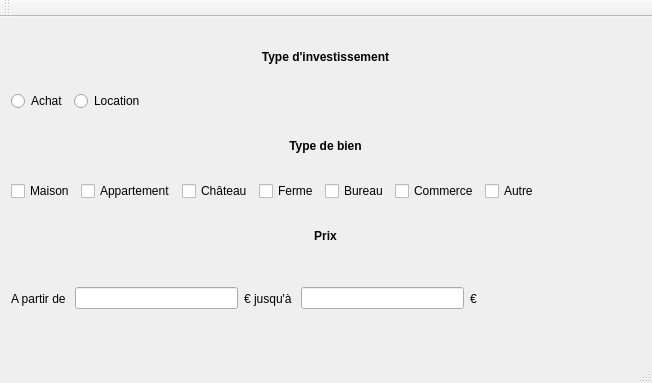
The window that mainwindow.ui (Stygmates/Gestionax) describes before a commit, drawn with Qt 5.
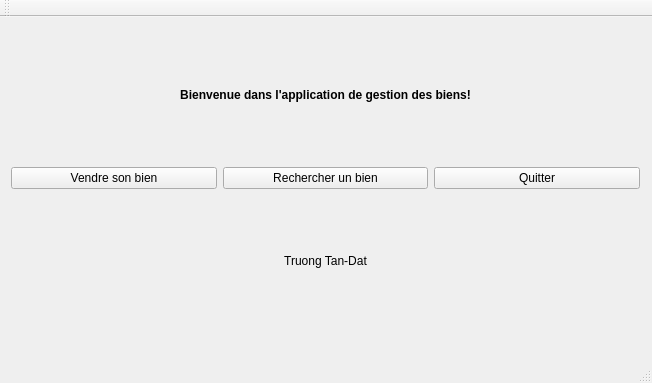
The same window after the commit.

Diff of the .ui file:
```diff
--- a/mainwindow.ui
+++ b/mainwindow.ui
@@ -25,9 +25,7 @@
     </property>
     <layout class="QVBoxLayout" name="mainVerticalLayout">
      <item>
-      <layout class="QVBoxLayout" name="VenteType">
-       <item>
-        <widget class="QLabel" name="investissementLabel">
+      <widget class="QLabel" name="label">
          <property name="font">
           <font>
            <weight>75</weight>
@@ -35,7 +33,7 @@
           </font>
          </property>
          <property name="text">
-          <string>Type d'investissement</string>
+        <string>Bienvenue dans l'application de gestion des biens!</string>
          </property>
          <property name="alignment">
           <set>Qt::AlignCenter</set>
@@ -43,179 +41,45 @@
         </widget>
        </item>
        <item>
-        <layout class="QHBoxLayout" name="typeInvestissementLayout">
+      <layout class="QHBoxLayout" name="horizontalLayout">
          <item>
-          <widget class="QRadioButton" name="achatButton">
+        <widget class="QPushButton" name="ajouterPushButton">
            <property name="text">
-            <string>Achat</string>
+          <string>Vendre son bien</string>
            </property>
           </widget>
          </item>
          <item>
-          <widget class="QRadioButton" name="locationButton">
+        <widget class="QPushButton" name="rechercherPushButton">
            <property name="text">
-            <string>Location</string>
+          <string>Rechercher un bien</string>
            </property>
           </widget>
          </item>
          <item>
-          <spacer name="horizontalSpacer">
-           <property name="orientation">
-            <enum>Qt::Horizontal</enum>
-           </property>
-           <property name="sizeHint" stdset="0">
-            <size>
-             <width>40</width>
-             <height>20</height>
-            </size>
-           </property>
-          </spacer>
-         </item>
-        </layout>
-       </item>
-       <item>
-        <widget class="QLabel" name="typeBienLabel">
-         <property name="font">
-          <font>
-           <weight>75</weight>
-           <bold>true</bold>
-          </font>
-         </property>
+        <widget class="QPushButton" name="quitterPushButton">
          <property name="text">
-          <string>Type de bien</string>
+          <string>Quitter</string>
          </property>
-         <property name="alignment">
-          <set>Qt::AlignCenter</set>
-         </property>
         </widget>
        </item>
-       <item>
-        <layout class="QHBoxLayout" name="typeBienLayout">
-         <item>
-          <widget class="QCheckBox" name="maisonCheckBox">
-           <property name="text">
-            <string>Maison</string>
-           </property>
-          </widget>
-         </item>
-         <item>
-          <widget class="QCheckBox" name="appartementCheckBox">
-           <property name="text">
-            <string>Appartement</string>
-           </property>
-          </widget>
-         </item>
-         <item>
-          <widget class="QCheckBox" name="chateauCheckBox">
-           <property name="text">
-            <string>Château</string>
-           </property>
-          </widget>
-         </item>
-         <item>
-          <widget class="QCheckBox" name="fermeCheckBox">
-           <property name="text">
-            <string>Ferme</string>
-           </property>
-          </widget>
-         </item>
-         <item>
-          <widget class="QCheckBox" name="bureauCheckBox">
-           <property name="text">
-            <string>Bureau</string>
-           </property>
-          </widget>
-         </item>
-         <item>
-          <widget class="QCheckBox" name="commerceCheckBox_6">
-           <property name="text">
-            <string>Commerce</string>
-           </property>
-          </widget>
-         </item>
-         <item>
-          <widget class="QCheckBox" name="autreCheckBox">
-           <property name="text">
-            <string>Autre</string>
-           </property>
-          </widget>
-         </item>
-         <item>
-          <spacer name="horizontalSpacer_2">
-           <property name="orientation">
-            <enum>Qt::Horizontal</enum>
-           </property>
-           <property name="sizeHint" stdset="0">
-            <size>
-             <width>40</width>
-             <height>20</height>
-            </size>
-           </property>
-          </spacer>
-         </item>
         </layout>
        </item>
        <item>
-        <widget class="QLabel" name="prixLabel">
+      <widget class="QLabel" name="label_2">
          <property name="font">
           <font>
-           <weight>75</weight>
-           <bold>true</bold>
+         <weight>50</weight>
+         <bold>false</bold>
           </font>
          </property>
          <property name="text">
-          <string>Prix</string>
+        <string>Truong Tan-Dat</string>
          </property>
          <property name="alignment">
           <set>Qt::AlignCenter</set>
          </property>
         </widget>
-       </item>
-       <item>
-        <layout class="QHBoxLayout" name="prixLayout">
-         <item>
-          <widget class="QLabel" name="fromLabel">
-           <property name="text">
-            <string>A partir de </string>
-           </property>
-          </widget>
-         </item>
-         <item>
-          <widget class="QLineEdit" name="lineEdit"/>
-         </item>
-         <item>
-          <widget class="QLabel" name="toLabel">
-           <property name="text">
-            <string>€ jusqu'à </string>
-           </property>
-          </widget>
-         </item>
-         <item>
-          <widget class="QLineEdit" name="lineEdit_2"/>
-         </item>
-         <item>
-          <widget class="QLabel" name="euroLabel">
-           <property name="text">
-            <string>€</string>
-           </property>
-          </widget>
-         </item>
-         <item>
-          <spacer name="horizontalSpacer_3">
-           <property name="orientation">
-            <enum>Qt::Horizontal</enum>
-           </property>
-           <property name="sizeHint" stdset="0">
-            <size>
-             <width>40</width>
-             <height>20</height>
-            </size>
-           </property>
-          </spacer>
-         </item>
-        </layout>
-       </item>
-      </layout>
      </item>
     </layout>
    </widget>
```
Lines whose indentation alone changed are shown as unchanged.
